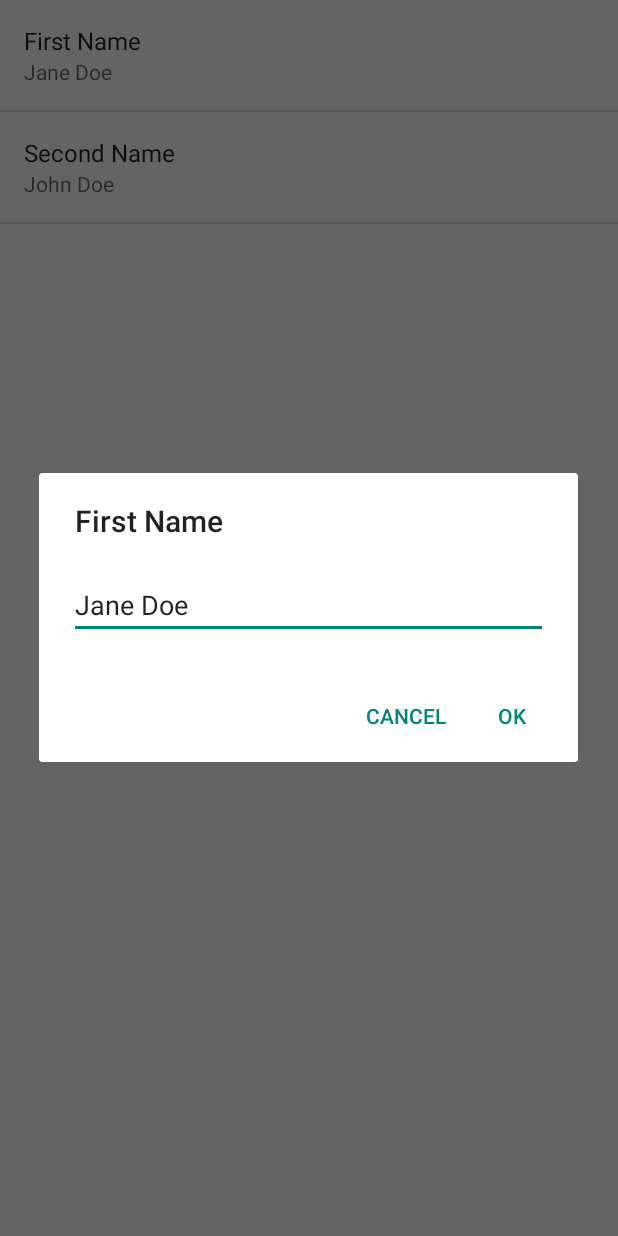
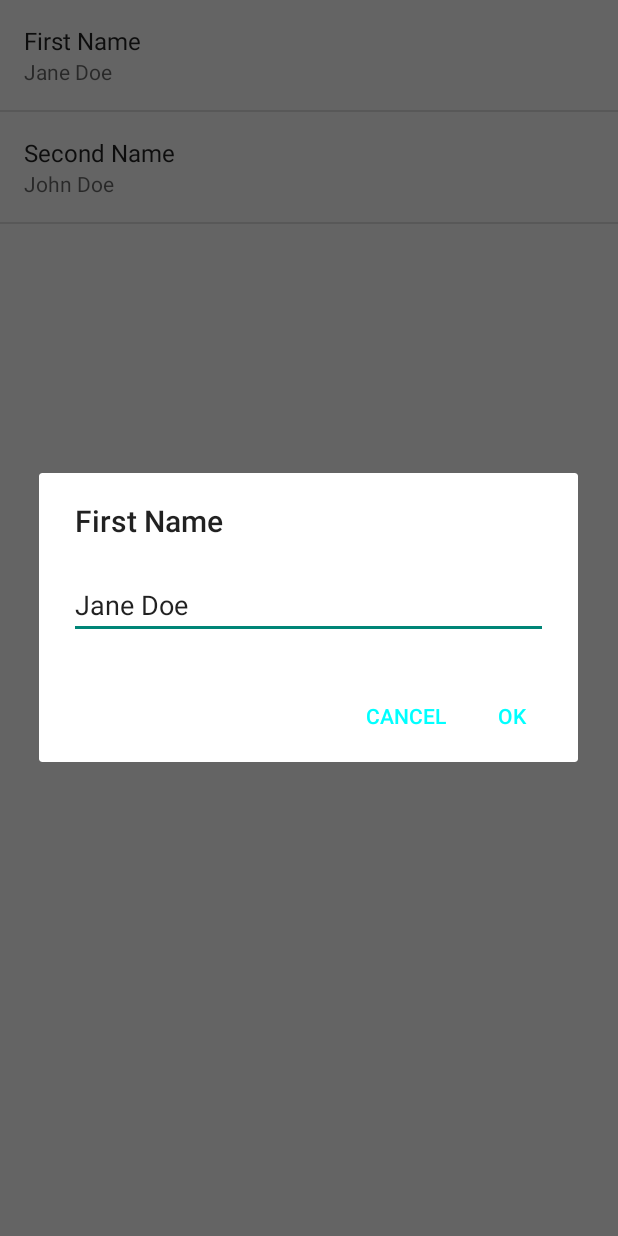
Before and after one commit to knorrium/EqualTime, an Android app: the SettingsActivity screen opened directly, with no data from a screen before it, after a tap on "First Name", on a phone screen of 412 x 824 dp. Run offline under Robolectric (Android 15) with nearby library versions, the light colour scheme and no system bars.

Commit message:
fix the application theme

```diff
--- /dev/null
+++ b/app/src/main/res/values/colors.xml
@@ -0,0 +1,6 @@
+<?xml version="1.0" encoding="utf-8"?>
+<resources>
+    <color name="ColorPrimary">#00897B</color>
+    <color name="ColorPrimaryDark">#00695C</color>
+    <color name="ColorAccent">#00FFFF</color>
+</resources>
--- a/app/src/main/res/values/styles.xml
+++ b/app/src/main/res/values/styles.xml
@@ -1,8 +1,13 @@
 <resources>
-
-    <!-- Base application theme. -->
-    <style name="AppTheme" parent="Theme.AppCompat.Light.DarkActionBar">
-        <!-- Customize your theme here. -->
+    <!-- inherit from the material theme -->
+    <style name="AppTheme" parent="AppTheme.Base"/>
+    <style name="AppTheme.Base" parent="Theme.AppCompat.Light.DarkActionBar">
+        <!-- Main theme colors -->
+        <!--   your app branding color for the app bar -->
+        <item name="android:colorPrimary">@color/ColorPrimary</item>
+        <!--   darker variant for the status bar and contextual app bars -->
+        <item name="android:colorPrimaryDark">@color/ColorPrimaryDark</item>
+        <!--   theme UI controls like checkboxes and text fields -->
+        <item name="android:colorAccent">@color/ColorAccent</item>
     </style>
-
 </resources>
```
